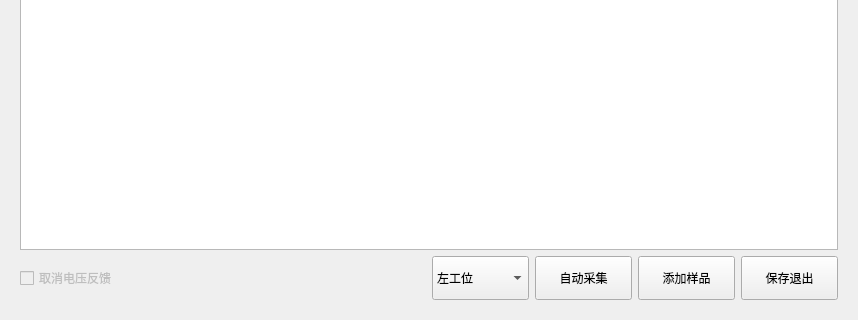
bloglink/aip-tester, file PageImp.ui: the form before one commit; both pictures show x 0 to 858 and y 280 to 600 of the 858 by 600 pixel window.
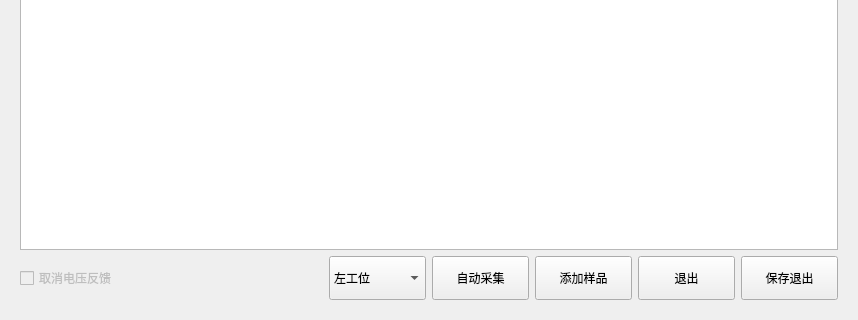
The form after the commit. Custom widgets are drawn as their Qt base class.

Commit message: feat:(2.1.0.170331.5)匝间模块添加不保存退出

What changed in the file:
```diff
--- a/PageImp.ui
+++ b/PageImp.ui
@@ -138,9 +138,9 @@
         </widget>
        </item>
        <item>
-        <layout class="QGridLayout" name="LayoutCtrl" columnstretch="1,0,0,0,0,0">
-         <item row="0" column="5">
-          <widget class="QPushButton" name="BtnExitImp">
+        <layout class="QGridLayout" name="LayoutCtrl" columnstretch="1,0,0,0,0,0,0">
+         <item row="0" column="4">
+          <widget class="QPushButton" name="BtnAvarage">
            <property name="sizePolicy">
             <sizepolicy hsizetype="Expanding" vsizetype="Expanding">
              <horstretch>0</horstretch>
@@ -154,27 +154,38 @@
             </size>
            </property>
            <property name="text">
-            <string>保存退出</string>
+            <string>添加样品</string>
            </property>
           </widget>
          </item>
-         <item row="0" column="3">
-          <widget class="QPushButton" name="BtnSampleImp">
-           <property name="sizePolicy">
-            <sizepolicy hsizetype="Expanding" vsizetype="Expanding">
-             <horstretch>0</horstretch>
-             <verstretch>0</verstretch>
-            </sizepolicy>
+         <item row="0" column="0">
+          <widget class="QCheckBox" name="BoxOffset">
+           <property name="enabled">
+            <bool>false</bool>
            </property>
+           <property name="text">
+            <string>取消电压反馈</string>
+           </property>
+          </widget>
+         </item>
+         <item row="0" column="2">
+          <widget class="QComboBox" name="BoxStation">
            <property name="minimumSize">
             <size>
              <width>97</width>
              <height>44</height>
             </size>
            </property>
-           <property name="text">
-            <string>自动采集</string>
-           </property>
+           <item>
+            <property name="text">
+             <string>左工位</string>
+            </property>
+           </item>
+           <item>
+            <property name="text">
+             <string>右工位</string>
+            </property>
+           </item>
           </widget>
          </item>
          <item row="0" column="1">
@@ -190,38 +201,27 @@
            </property>
           </spacer>
          </item>
-         <item row="0" column="2">
-          <widget class="QComboBox" name="BoxStation">
+         <item row="0" column="6">
+          <widget class="QPushButton" name="BtnExitImp">
+           <property name="sizePolicy">
+            <sizepolicy hsizetype="Expanding" vsizetype="Expanding">
+             <horstretch>0</horstretch>
+             <verstretch>0</verstretch>
+            </sizepolicy>
+           </property>
            <property name="minimumSize">
             <size>
              <width>97</width>
              <height>44</height>
             </size>
            </property>
-           <item>
-            <property name="text">
-             <string>左工位</string>
-            </property>
-           </item>
-           <item>
-            <property name="text">
-             <string>右工位</string>
-            </property>
-           </item>
-          </widget>
-         </item>
-         <item row="0" column="0">
-          <widget class="QCheckBox" name="BoxOffset">
-           <property name="enabled">
-            <bool>false</bool>
-           </property>
            <property name="text">
-            <string>取消电压反馈</string>
+            <string>保存退出</string>
            </property>
           </widget>
          </item>
-         <item row="0" column="4">
-          <widget class="QPushButton" name="BtnAvarage">
+         <item row="0" column="3">
+          <widget class="QPushButton" name="BtnSampleImp">
            <property name="sizePolicy">
             <sizepolicy hsizetype="Expanding" vsizetype="Expanding">
              <horstretch>0</horstretch>
@@ -235,7 +235,20 @@
             </size>
            </property>
            <property name="text">
-            <string>添加样品</string>
+            <string>自动采集</string>
+           </property>
+          </widget>
+         </item>
+         <item row="0" column="5">
+          <widget class="QPushButton" name="BtnExit">
+           <property name="minimumSize">
+            <size>
+             <width>97</width>
+             <height>44</height>
+            </size>
+           </property>
+           <property name="text">
+            <string>退出</string>
            </property>
           </widget>
          </item>
```
The commit also changes 2 other files.
